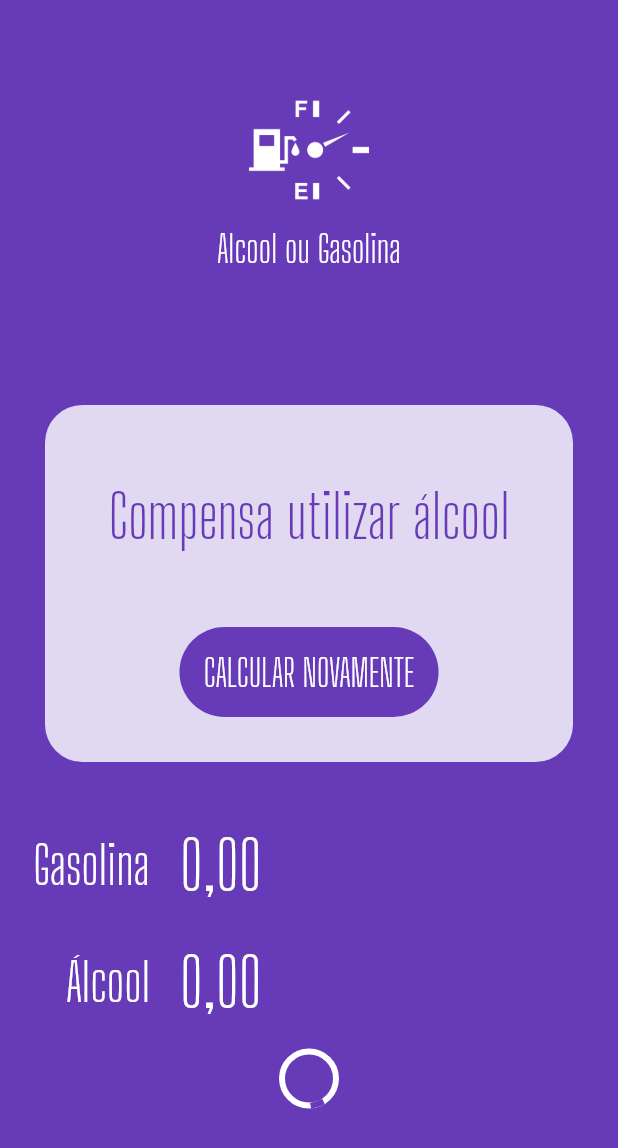
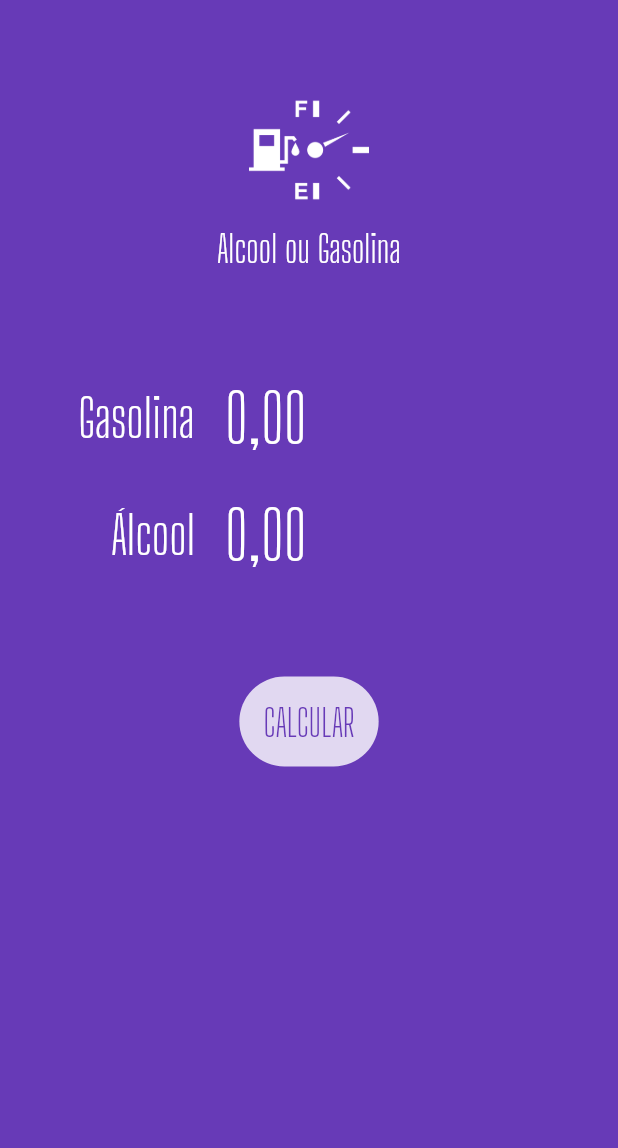
Before and after one commit to slivadrip/aog, a Flutter app: the screen it shows after launch, on a phone screen of 412 x 824 dp. Shown: the top 1148 px of the screen. Run offline on Flutter 3.47's test engine with Material 2 defaults, Android fonts, the phone set to English and light mode, and no system bars; our stand-ins replace flutter_masked_text.

Commit message:
add widget submit

```diff
--- a/lib/main.dart
+++ b/lib/main.dart
@@ -1,6 +1,8 @@
 import 'package:aog/widgets/input.widget.dart';
 import 'package:aog/widgets/loading-button.widget.dart';
 import 'package:aog/widgets/logo.widget.dart';
+import 'package:aog/widgets/submit-form.widget.dart';
+import 'package:aog/widgets/success.widget.dart';
 import 'package:flutter/material.dart';
 import 'package:flutter_masked_text/flutter_masked_text.dart';
 
@@ -31,52 +33,12 @@ class HomePage extends StatelessWidget {
       body: ListView(
         children: <Widget>[
           Logo(),
-          Container(
-            margin: EdgeInsets.all(30),
-            decoration: BoxDecoration(
-              color: Colors.white.withOpacity(0.8),
-              borderRadius: BorderRadius.circular(25),
-            ),
-            child: Column(
-              children: <Widget>[
-                SizedBox(
-                  height: 50,
 
-                ),
-                Text(
-                  "Compensa utilizar álcool",
-                  style: TextStyle(
-                    color: Theme.of(context).primaryColor,
-                    fontFamily: "Big Shoulders Display",
-                    fontSize: 40,
-                  ),
-                  textAlign: TextAlign.center,
-                ),
-                SizedBox(
-                  height: 20,
-                ),
-                 LoadingButton(
+          SubmitForm(
+            alcCtrl: _alcCtrl,
+            gasCtrl: _gasCtrl,
+            submitFunc: () {},
             busy: false,
-            func: (){},
-            text: "CALCULAR NOVAMENTE",
-            invert: true,
-          ),
-              ]
-            ),
-          ),
-          Input(
-            ctrl: _gasCtrl,
-            label: "Gasolina",
-          ),
-          Input(
-            ctrl: _alcCtrl,
-            label: "Álcool",
-          ),
-          LoadingButton(
-            busy: true,
-            func: (){},
-            text: "CALCULAR",
-            invert: false,
           ),
         ],
       ),
--- /dev/null
+++ b/lib/widgets/submit-form.widget.dart
@@ -0,0 +1,50 @@
+import 'package:aog/widgets/input.widget.dart';
+import 'package:flutter/material.dart';
+import 'package:flutter_masked_text/flutter_masked_text.dart';
+
+import 'loading-button.widget.dart';
+
+class SubmitForm extends StatelessWidget {
+  var gasCtrl = new MoneyMaskedTextController();
+  var alcCtrl = new MoneyMaskedTextController();
+  var busy = false;
+  Function submitFunc;
+
+  SubmitForm({
+    @required this.gasCtrl,
+    @required this.alcCtrl,
+    @required this.busy,
+    @required this.submitFunc,
+  });
+
+  @override
+  Widget build(BuildContext context) {
+    return Column(
+      children: <Widget>[
+        Padding(
+          padding: EdgeInsets.only(left: 30, right: 30),
+          child: Input(
+            label: "Gasolina",
+            ctrl: gasCtrl,
+          ),
+        ),
+        Padding(
+          padding: EdgeInsets.only(left: 30, right: 30),
+          child: Input(
+            label: "Álcool",
+            ctrl: alcCtrl,
+          ),
+        ),
+        SizedBox(
+          height: 25,
+        ),
+        LoadingButton(
+          busy: busy,
+          func: submitFunc,
+          text: "CALCULAR",
+          invert: false,
+        ),
+      ],
+    );
+  }
+}
--- /dev/null
+++ b/lib/widgets/success.widget.dart
@@ -0,0 +1,47 @@
+import 'package:flutter/material.dart';
+
+import 'loading-button.widget.dart';
+
+class Success extends StatelessWidget {
+
+  var result = "";
+  Function reset;
+
+  Success({
+    @required this.reset,
+    @required this.result,
+  });
+  @override
+  Widget build(BuildContext context) {
+    return Container(
+      margin: EdgeInsets.all(30),
+      decoration: BoxDecoration(
+        color: Colors.white.withOpacity(0.8),
+        borderRadius: BorderRadius.circular(25),
+      ),
+      child: Column(children: <Widget>[
+        SizedBox(
+          height: 50,
+        ),
+        Text(
+          result,
+          style: TextStyle(
+            color: Theme.of(context).primaryColor,
+            fontFamily: "Big Shoulders Display",
+            fontSize: 40,
+          ),
+          textAlign: TextAlign.center,
+        ),
+        SizedBox(
+          height: 20,
+        ),
+        LoadingButton(
+          busy: false,
+          func: reset,
+          text: "CALCULAR NOVAMENTE",
+          invert: true,
+        ),
+      ]),
+    );
+  }
+}
```
Also changed, not shown: 1 other file.
